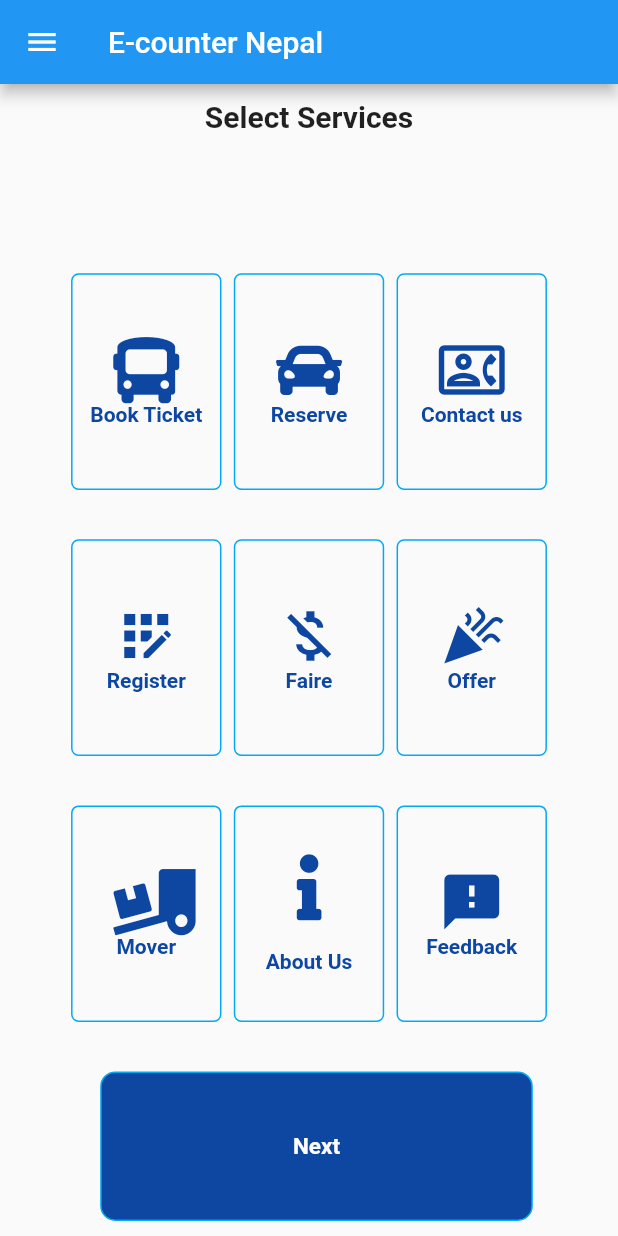
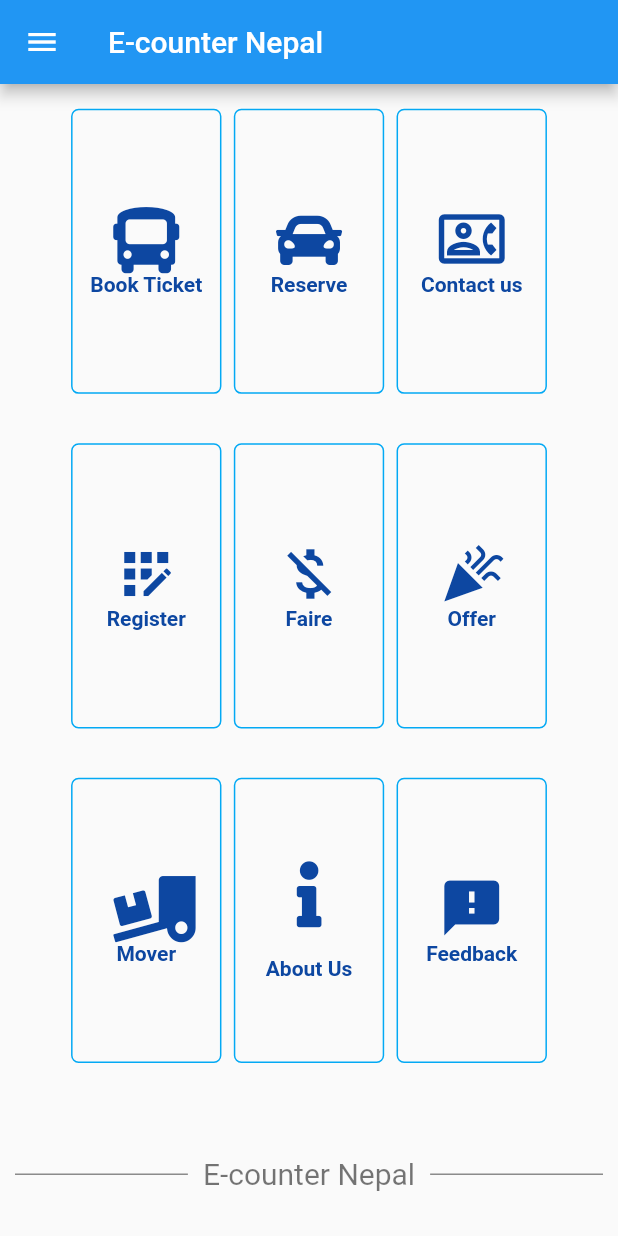
Before and after one commit to Bibekbvk/e_counter, a Flutter app: the screen it shows after launch, on a phone screen of 412 x 824 dp. Run offline on Flutter 3.47's test engine with Material 2 defaults, Android fonts, the phone set to English and light mode, and no system bars; our stand-ins replace cloud_firestore, dropdown_search, firebase_messaging, flutter_datetime_picker, font_awesome_flutter, get_it and 1 more; missing offline and left inert: firebase_image, responsive_flutter; accounts and stored records are empty.

Commit message:
homepage gui change and Contact.dart changes

```diff
--- a/lib/Homepage.dart
+++ b/lib/Homepage.dart
@@ -5,6 +5,7 @@ import 'package:e_counter/Movers.dart';
 import 'package:e_counter/Register.dart';
 import 'package:e_counter/Reserve.dart';
 import 'package:e_counter/ViewReserve.dart';
+import 'package:e_counter/circle_image_button.dart';
 import 'package:e_counter/offers.dart';
 import 'package:flutter/cupertino.dart';
 import 'package:flutter/material.dart';
@@ -99,16 +100,7 @@ class _e_counterState extends State<e_counter> {
       body: SafeArea(
         child: Column(
           children: [
-            Expanded(
-              flex: 1,
-              child: Padding(
-                padding: EdgeInsets.all(10),
-                child: Text(
-                  'Select Services',
-                  style: TextStyle(fontSize: 20, fontWeight: FontWeight.bold),
-                ),
-              ),
-            ),
+
             Expanded(
               flex: 5,
               child: Padding(
@@ -440,29 +432,43 @@ class _e_counterState extends State<e_counter> {
                 ),
               ),
             ),
-            Expanded(
-              flex: 1,
-              child: Padding(
-                padding: EdgeInsets.fromLTRB(10, 0, 0, 10),
-                child: Container(
-                  height: MediaQuery.of(context).size.height * 0.01,
-                  width: MediaQuery.of(context).size.width * 0.7,
-                  decoration: BoxDecoration(
-                    color: Colors.blue[900],
-                    border: Border.all(color: Colors.lightBlue),
-                    borderRadius: BorderRadius.circular(10),
-                  ),
-                  child: Center(
-                      child: Text(
-                    'Next',
-                    style: TextStyle(
-                        fontWeight: FontWeight.bold,
-                        fontSize: 15,
-                        color: Colors.white),
-                  )),
-                ),
+            Row(children: <Widget>[
+              Expanded(
+                child: new Container(
+                    margin: const EdgeInsets.only(
+                        left: 10.0, right: 10.0),
+                    child: Divider(
+                      thickness:
+                      MediaQuery.of(context).size.height *
+                          0.001,
+                      color: Colors.black54,
+                      height:
+                      MediaQuery.of(context).size.height *
+                          0.1,
+                    )),
               ),
-            ),
+              Text(
+                "E-counter Nepal",
+                style: TextStyle(
+                    fontSize: 20,
+
+                    color: Colors.black54),
+              ),
+              Expanded(
+                child: new Container(
+                    margin: EdgeInsets.only(
+                        left: 10.0, right: 10.0),
+                    child: Divider(
+                      color: Colors.black54,
+                      thickness:
+                      MediaQuery.of(context).size.height *
+                          0.001,
+                      height: 20,
+                    )),
+              ),
+            ]),
+
+
           ],
         ),
       ),
--- a/lib/circle_image_button.dart
+++ b/lib/circle_image_button.dart
@@ -8,7 +8,8 @@ class CircularImageButton extends StatelessWidget {
   Widget build(BuildContext context) {
     return CircleAvatar(
       radius: MediaQuery.of(context).size.height*0.05,
-      backgroundImage: AssetImage("$assetimage"),
+
+      child: ClipOval(child: Image.asset("$assetimage")),
       backgroundColor: Colors.transparent,
     );
   }
--- a/lib/usermodel.dart
+++ b/lib/usermodel.dart
@@ -35,7 +35,7 @@ class UserModel {
     route:data['route'],
     seat:data['seat'],
     subdriver:data['sub_driver'],
-    vehiclenumber:data['vehicle_number:'],
+    vehiclenumber:data['vehicle_number'],
     charger:data['charger'],
     tvmusicac:data['tv/music/AC'],
     wifi:data['wifi'],
```
Also changed, not shown: lib/Contact.dart (+46 -66 lines), assets/ncell.jpg, assets/ntc.png.
